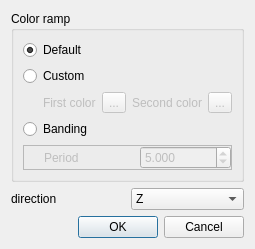
Above: qCC/ui_templates/colorGradientDlg.ui from CloudCompare/CloudCompare before the change. Below: the same form after it.
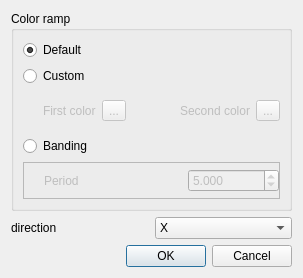
That is the form after the change.

What changed in the file:
```diff
--- a/qCC/ui_templates/colorGradientDlg.ui
+++ b/qCC/ui_templates/colorGradientDlg.ui
@@ -6,8 +6,8 @@
    <rect>
     <x>0</x>
     <y>0</y>
-    <width>240</width>
-    <height>236</height>
+    <width>303</width>
+    <height>278</height>
    </rect>
   </property>
   <property name="windowTitle">
@@ -184,7 +184,7 @@
      <item>
       <widget class="QComboBox" name="directionComboBox">
        <property name="currentIndex">
-        <number>2</number>
+        <number>0</number>
        </property>
        <item>
         <property name="text">
```
Left out of the diff: 10 changed lines with no effect on the pictures.
